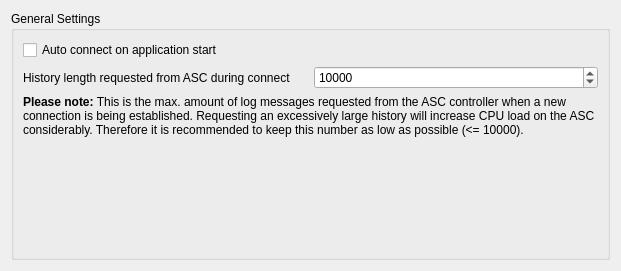
This is log/logsettingspage.ui in bkbme/CALLogViewer as Qt 5 draws it before an edit. The edited form follows.
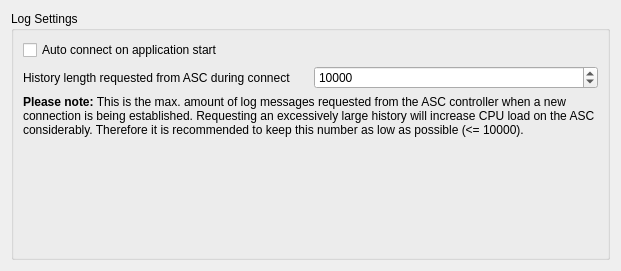
This is the edited form.

Commit message: improve settings dialog size

```diff
--- a/log/logsettingspage.ui
+++ b/log/logsettingspage.ui
@@ -17,7 +17,7 @@
    <item>
     <widget class="QGroupBox" name="gbLogSettings">
      <property name="title">
-      <string>General Settings</string>
+      <string>Log Settings</string>
      </property>
      <layout class="QVBoxLayout" name="verticalLayout_2">
       <item>
```
Left out of the diff: 2 changed lines with no effect on the pictures. The commit also changes 3 other files.
